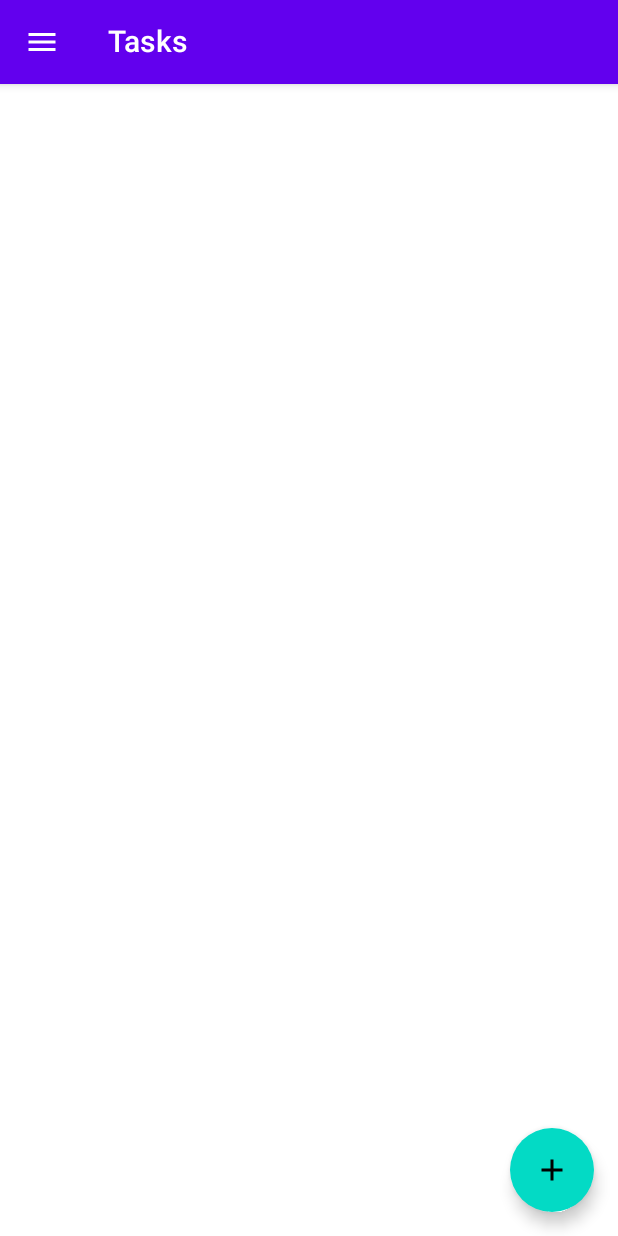
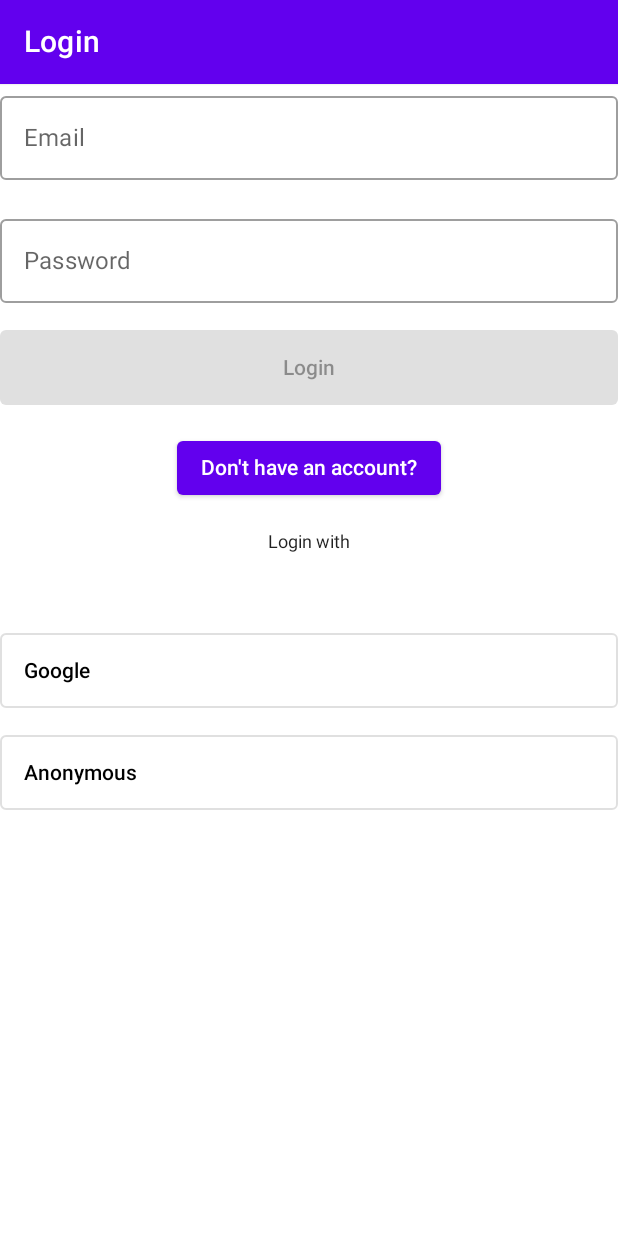
Before and after one commit to EmmChriss/skuld-android, an Android app built with Jetpack Compose: the screen it shows after launch (MainActivity), on a phone screen of 412 x 824 dp. Run offline under Robolectric (Android 15) with nearby library versions, the light colour scheme and no system bars; our stand-ins replace Firebase (no records; nobody signed in at launch, a user with empty details on screens opened directly); libraries missing offline, so code that uses them is left out: com.firebase.ui.

Commit message:
let's get a Login UI; we have Login UI at home; Login UI at home:

```diff
--- a/app/src/main/java/com/lab/skuld/ui/App.kt
+++ b/app/src/main/java/com/lab/skuld/ui/App.kt
@@ -1,5 +1,7 @@
 package com.lab.skuld.ui
 
+import android.annotation.SuppressLint
+import android.util.Log
 import androidx.activity.compose.BackHandler
 import androidx.compose.foundation.layout.fillMaxWidth
 import androidx.compose.material.*
@@ -10,6 +12,12 @@ import androidx.compose.material.icons.filled.Menu
 import androidx.compose.runtime.*
 import androidx.compose.ui.Modifier
 import androidx.compose.ui.tooling.preview.Preview
+import com.google.firebase.auth.FirebaseAuth
+import com.google.firebase.auth.FirebaseAuthSettings
+import com.google.firebase.auth.FirebaseUser
+import com.google.firebase.auth.ktx.auth
+import com.google.firebase.ktx.Firebase
+import com.lab.skuld.ui.screens.ShowLoginScreen
 import com.lab.skuld.ui.screens.ShowNewNoteScreen
 import com.lab.skuld.ui.screens.ShowTasksScreen
 import com.lab.skuld.ui.theme.SkuldFrontendTheme
@@ -19,7 +27,29 @@ import kotlinx.coroutines.launch
 @Composable
 fun App() {
     SkuldFrontendTheme {
-        Navigation()
+        Auth {
+            Navigation()
+        }
+    }
+}
+
+@Composable
+fun Auth(content: @Composable () -> Unit) {
+    var loggedIn by remember { mutableStateOf(Firebase.auth.currentUser != null) }
+    DisposableEffect(Unit) {
+        val listener = FirebaseAuth.AuthStateListener { auth ->
+            loggedIn = auth.currentUser != null
+        }
+        Firebase.auth.addAuthStateListener(listener)
+        onDispose {
+            Firebase.auth.removeAuthStateListener(listener)
+        }
+    }
+
+    if (!loggedIn) {
+        ShowLoginScreen()
+    } else {
+        content()
     }
 }
 
@@ -40,6 +70,7 @@ data class Navigator (
     val pop: () -> Unit
 )
 
+@SuppressLint("UnusedMaterialScaffoldPaddingParameter")
 @Composable
 fun Navigation() {
     val scaffoldState = rememberScaffoldState()
--- /dev/null
+++ b/app/src/main/java/com/lab/skuld/ui/screens/LoginScreen.kt
@@ -0,0 +1,357 @@
+package com.lab.skuld.ui.screens
+
+import androidx.compose.material.SnackbarHostState
+import androidx.compose.runtime.Composable
+import androidx.compose.runtime.collectAsState
+import androidx.compose.runtime.mutableStateOf
+import androidx.compose.runtime.remember
+import androidx.activity.compose.rememberLauncherForActivityResult
+import androidx.compose.foundation.layout.Column
+import androidx.compose.foundation.layout.fillMaxWidth
+import androidx.compose.material.Scaffold
+import androidx.compose.material.TopAppBar
+import androidx.compose.material.rememberScaffoldState
+import androidx.compose.ui.unit.dp
+import androidx.lifecycle.ViewModel
+import androidx.lifecycle.viewModelScope
+import kotlinx.coroutines.flow.MutableStateFlow
+import androidx.lifecycle.viewmodel.compose.viewModel
+import com.google.firebase.auth.AuthCredential
+import com.google.firebase.auth.ktx.auth
+import kotlinx.coroutines.launch
+import kotlinx.coroutines.tasks.await
+
+import android.util.Log
+import androidx.activity.result.contract.ActivityResultContracts
+import androidx.compose.foundation.layout.*
+import androidx.compose.material.*
+import androidx.compose.material.icons.Icons
+import androidx.compose.material.icons.filled.MailOutline
+import androidx.compose.runtime.*
+import androidx.compose.ui.Alignment
+import androidx.compose.ui.Modifier
+import androidx.compose.ui.graphics.Color
+import androidx.compose.ui.platform.LocalContext
+import androidx.compose.ui.text.TextStyle
+import androidx.compose.ui.text.input.PasswordVisualTransformation
+import androidx.compose.ui.text.style.TextAlign
+import com.google.android.gms.auth.api.signin.GoogleSignIn
+import com.google.android.gms.auth.api.signin.GoogleSignInOptions
+import com.google.android.gms.common.api.ApiException
+import com.google.firebase.auth.GoogleAuthProvider
+import com.google.firebase.ktx.Firebase
+
+data class LoadingState private constructor(val status: Status, val msg: String? = null) {
+    companion object {
+        val LOADED = LoadingState(Status.SUCCESS)
+        val IDLE = LoadingState(Status.IDLE)
+        val LOADING = LoadingState(Status.RUNNING)
+        fun error(msg: String?) = LoadingState(Status.FAILED, msg)
+    }
+
+    enum class Status {
+        RUNNING,
+        SUCCESS,
+        FAILED,
+        IDLE,
+    }
+}
+
+class LoginScreenViewModel : ViewModel() {
+    val loadingState = MutableStateFlow(LoadingState.IDLE)
+
+    fun registerWithEmailAndPassword(email: String, password: String, passwordConfirm: String) = viewModelScope.launch {
+        if (password != passwordConfirm)
+            loadingState.emit(LoadingState.error("Passwords do not match"))
+
+        try {
+            loadingState.emit(LoadingState.LOADING)
+            Firebase.auth.createUserWithEmailAndPassword(email, password)
+            loadingState.emit(LoadingState.LOADED)
+        } catch (e: Exception) {
+            loadingState.emit(LoadingState.error(e.localizedMessage))
+        }
+    }
+
+    fun signInWithEmailAndPassword(email: String, password: String) = viewModelScope.launch {
+        try {
+            loadingState.emit(LoadingState.LOADING)
+            Firebase.auth.signInWithEmailAndPassword(email, password).await()
+            loadingState.emit(LoadingState.LOADED)
+        } catch (e: Exception) {
+            loadingState.emit(LoadingState.error(e.localizedMessage))
+        }
+    }
+
+    fun signInWithCredential(credential: AuthCredential) = viewModelScope.launch {
+        try {
+            loadingState.emit(LoadingState.LOADING)
+            Firebase.auth.signInWithCredential(credential).await()
+            loadingState.emit(LoadingState.LOADED)
+        } catch (e: Exception) {
+            loadingState.emit(LoadingState.error(e.localizedMessage))
+        }
+    }
+
+    fun signInAnonymously() = viewModelScope.launch {
+        try {
+            loadingState.emit(LoadingState.LOADING)
+            Firebase.auth.signInAnonymously().await()
+            loadingState.emit(LoadingState.LOADED)
+        } catch (e: Exception) {
+            loadingState.emit(LoadingState.error(e.localizedMessage))
+        }
+    }
+}
+
+enum class Action {
+    LOGIN,
+    REGISTER
+}
+
+@Composable
+fun ShowLoginScreen() {
+    val viewModel: LoginScreenViewModel = viewModel()
+
+    var currentAction: Action by remember { mutableStateOf(Action.LOGIN) }
+    val snackbarHostState = remember { SnackbarHostState() }
+    val state by viewModel.loadingState.collectAsState()
+
+    Scaffold(
+        scaffoldState = rememberScaffoldState(snackbarHostState = snackbarHostState),
+        topBar = {
+            Column(
+                modifier = Modifier.fillMaxWidth()
+            ) {
+                TopAppBar(
+                    elevation = 1.dp,
+                    title = {
+                        Text(text =
+                            when(currentAction) {
+                                Action.LOGIN -> "Login"
+                                Action.REGISTER -> "Register"
+                            }
+                        )
+                    }
+                )
+            }
+            if (state.status == LoadingState.Status.RUNNING) {
+                LinearProgressIndicator(modifier = Modifier.fillMaxWidth())
+            }
+        },
+        content = {
+            Column(
+                modifier = Modifier
+                    .fillMaxSize()
+                    .padding(it),
+                verticalArrangement = Arrangement.spacedBy(18.dp),
+                horizontalAlignment = Alignment.CenterHorizontally,
+                content = {
+                    when (currentAction) {
+                        Action.LOGIN -> {
+                            LoginForm(viewModel)
+                            Button(
+                                content = { Text("Don't have an account?") },
+                                onClick = { currentAction = Action.REGISTER }
+                            )
+                        }
+                        Action.REGISTER -> {
+                            RegisterForm(viewModel)
+                            Button(
+                                content = { Text("Already have an account?") },
+                                onClick = { currentAction = Action.LOGIN }
+                            )
+                        }
+                    }
+
+                    /* Provider separator */
+                    Text(
+                        modifier = Modifier.fillMaxWidth(),
+                        textAlign = TextAlign.Center,
+                        style = MaterialTheme.typography.caption,
+                        text = "Login with"
+                    )
+
+                    Spacer(modifier = Modifier.height(18.dp))
+
+                    ProviderButtons(viewModel)
+
+                    when(state.status) {
+                        LoadingState.Status.SUCCESS -> {
+                            Text(text = "Success")
+                        }
+                        LoadingState.Status.FAILED -> {
+                            Text(text = state.msg ?: "Error")
+                        }
+                        else -> {}
+                    }
+                }
+            )
+        }
+    )
+}
+
+@Composable
+private fun LoginForm(viewModel: LoginScreenViewModel) {
+    var userEmail by remember { mutableStateOf("") }
+    var userPassword by remember { mutableStateOf("") }
+
+    OutlinedTextField(
+        modifier = Modifier.fillMaxWidth(),
+        value = userEmail,
+        label = {
+            Text(text = "Email")
+        },
+        onValueChange = {
+            userEmail = it
+        }
+    )
+
+    OutlinedTextField(
+        modifier = Modifier.fillMaxWidth(),
+        visualTransformation = PasswordVisualTransformation(),
+        value = userPassword,
+        label = {
+            Text(text = "Password")
+        },
+        onValueChange = {
+            userPassword = it
+        }
+    )
+
+    Button(
+        modifier = Modifier.fillMaxWidth().height(50.dp),
+        enabled = userEmail.isNotEmpty() && userPassword.isNotEmpty(),
+        content = {
+            Text(text = "Login")
+        },
+        onClick = {
+            viewModel.signInWithEmailAndPassword(userEmail.trim(), userPassword.trim())
+        }
+    )
+}
+
+@Composable
+private fun RegisterForm(viewModel: LoginScreenViewModel) {
+    var userEmail by remember { mutableStateOf("") }
+    var userPassword by remember { mutableStateOf("") }
+    var userPasswordConfirm by remember { mutableStateOf("") }
+
+    OutlinedTextField(
+        modifier = Modifier.fillMaxWidth(),
+        value = userEmail,
+        label = { Text(text = "Email") },
+        onValueChange = { userEmail = it }
+    )
+
+    OutlinedTextField(
+        modifier = Modifier.fillMaxWidth(),
+        visualTransformation = PasswordVisualTransformation(),
+        value = userPassword,
+        label = { Text(text = "Password") },
+        onValueChange = { userPassword = it }
+    )
+
+    OutlinedTextField(
+        modifier = Modifier.fillMaxWidth(),
+        visualTransformation = PasswordVisualTransformation(),
+        value = userPasswordConfirm,
+        label = { Text(text = "Confirm passowrd") },
+        onValueChange = { userPasswordConfirm = it }
+    )
+
+    Button(
+        modifier = Modifier.fillMaxWidth().height(50.dp),
+        enabled = userEmail.isNotEmpty() && userPassword.isNotEmpty(),
+        content = { Text(text = "Register") },
+        onClick = { viewModel.registerWithEmailAndPassword(userEmail.trim(), userPassword.trim(), userPasswordConfirm.trim()) }
+    )
+}
+
+@Composable
+private fun ProviderButtons(viewModel: LoginScreenViewModel) {
+    val context = LocalContext.current
+    // val token = stringResource(R.string.default_web_client_id)
+
+    // Equivalent of onActivityResult
+    val launcher = rememberLauncherForActivityResult(contract = ActivityResultContracts.StartActivityForResult()) {
+        val task = GoogleSignIn.getSignedInAccountFromIntent(it.data)
+        try {
+            val account = task.getResult(ApiException::class.java)!!
+            val credential = GoogleAuthProvider.getCredential(account.idToken!!, null)
+            viewModel.signInWithCredential(credential)
+        } catch (e: ApiException) {
+            Log.w("TAG", "Google sign in failed", e)
+        }
+    }
+
+    /* Google */
+    OutlinedButton(
+        border = ButtonDefaults.outlinedBorder.copy(width = 1.dp),
+        modifier = Modifier.fillMaxWidth().height(50.dp),
+        onClick = {
+            val gso = GoogleSignInOptions.Builder(GoogleSignInOptions.DEFAULT_SIGN_IN)
+                // .requestIdToken(token)
+                .requestEmail()
+                .build()
+
+            val googleSignInClient = GoogleSignIn.getClient(context, gso)
+            launcher.launch(googleSignInClient.signInIntent)
+        },
+        content = {
+            Row(
+                modifier = Modifier.fillMaxWidth(),
+                horizontalArrangement = Arrangement.SpaceBetween,
+                verticalAlignment = Alignment.CenterVertically,
+                content = {
+                    // Icon(
+                    //     tint = Color.Unspecified,
+                    //     painter = painterResource(id = R.drawable.googleg_standard_color_18),
+                    //     contentDescription = null,
+                    // )
+                    Text(
+                        style = MaterialTheme.typography.button,
+                        color = MaterialTheme.colors.onSurface,
+                        text = "Google"
+                    )
+                    Icon(
+                        tint = Color.Transparent,
+                        imageVector = Icons.Default.MailOutline,
+                        contentDescription = null,
+                    )
+                }
+            )
+        }
+    )
+
+    /* Anonymous */
+    OutlinedButton(
+        border = ButtonDefaults.outlinedBorder.copy(width = 1.dp),
+        modifier = Modifier.fillMaxWidth().height(50.dp),
+        onClick = { viewModel.signInAnonymously() },
+        content = {
+            Row(
+                modifier = Modifier.fillMaxWidth(),
+                horizontalArrangement = Arrangement.SpaceBetween,
+                verticalAlignment = Alignment.CenterVertically,
+                content = {
+                    // Icon(
+                    //     tint = Color.Unspecified,
+                    //     painter = painterResource(id = R.drawable.googleg_standard_color_18),
+                    //     contentDescription = null,
+                    // )
+                    Text(
+                        style = MaterialTheme.typography.button,
+                        color = MaterialTheme.colors.onSurface,
+                        text = "Anonymous"
+                    )
+                    Icon(
+                        tint = Color.Transparent,
+                        imageVector = Icons.Default.MailOutline,
+                        contentDescription = null,
+                    )
+                }
+            )
+        }
+    )
+}
--- a/app/src/main/res/layout/activity_main.xml
+++ b/app/src/main/res/layout/activity_main.xml
@@ -5,7 +5,7 @@
         xmlns:app="http://schemas.android.com/apk/res-auto"
         android:layout_width="match_parent"
         android:layout_height="match_parent"
-        tools:context=".view.MainActivity">
+        tools:context=".MainActivity">
 
     <androidx.fragment.app.FragmentContainerView
             android:id="@+id/nav_host_fragment"
--- a/build.gradle
+++ b/build.gradle
@@ -1,7 +1,7 @@
 // Top-level build file where you can add configuration options common to all sub-projects/modules.
 buildscript {
     ext {
-        compose_ui_version = '1.1.1'
+        compose_ui_version = '1.3.1'
         kotlin_version = '1.7.20'
     }
     repositories {
```
Also changed, not shown: app/build.gradle (+5 -4 lines), app/src/main/java/com/lab/skuld/MainActivity.kt (+9 -0 lines).
